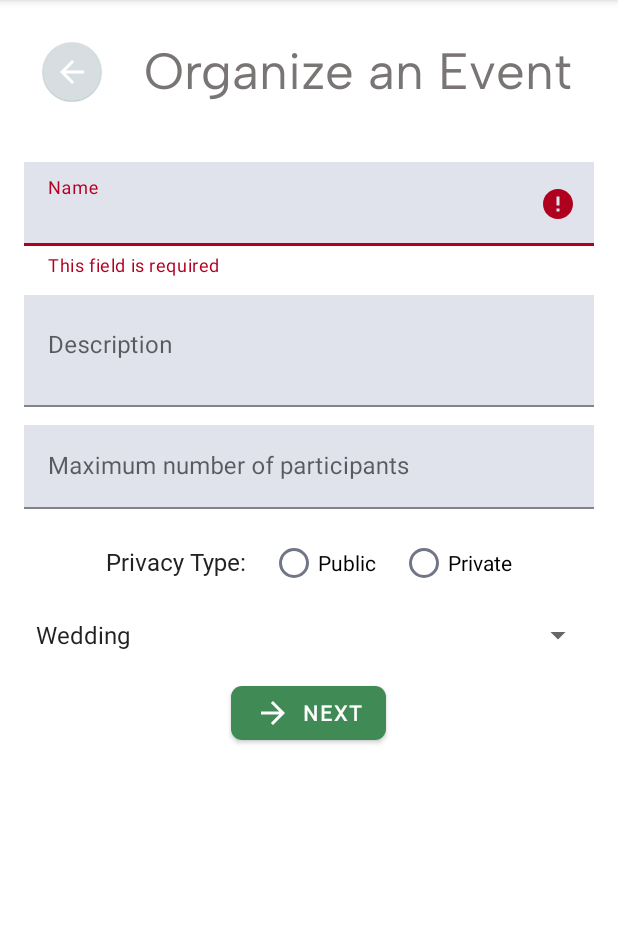
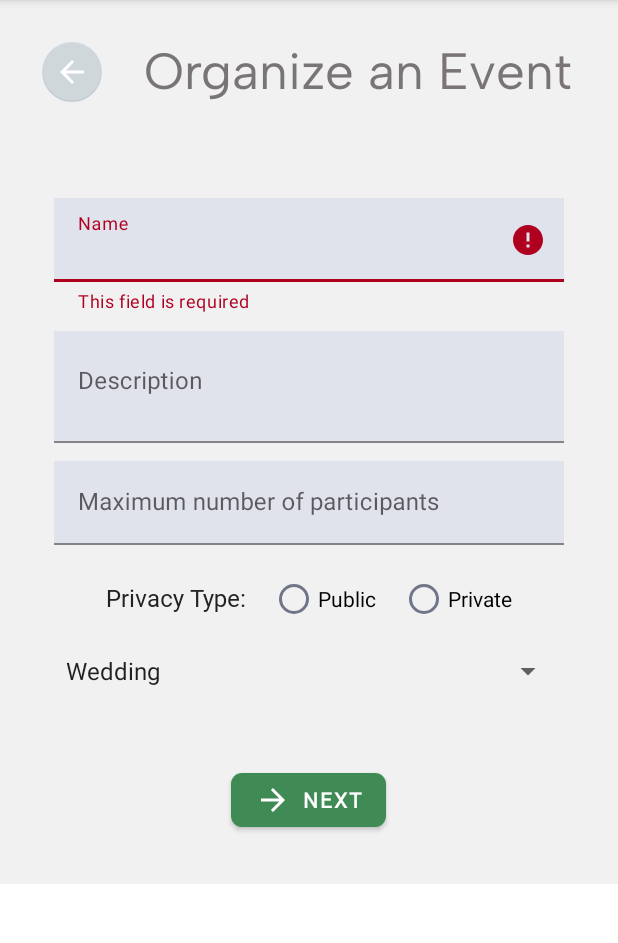
Before and after one commit to kzi-nastava/ma-project-event-planner-siit-2024-team-11, an Android app: the fragment EventOrganizationFragment shown on its own in the app's theme, on a phone screen of 412 x 824 dp, the part 84-1027 px from its top. Run offline under Robolectric (Android 15) with nearby library versions, the phone set to English and light mode, and no system bars.

Commit message:
[FIX] Styling layout changes

```diff
--- a/Eventy/app/src/main/res/layout/fragment_event_organization.xml
+++ b/Eventy/app/src/main/res/layout/fragment_event_organization.xml
@@ -11,7 +11,8 @@
         android:layout_height="wrap_content"
         android:padding="16dp"
         android:orientation="vertical"
-        android:gravity="center">
+        android:gravity="center"
+        android:background="@color/background_color">
 
         <!-- Top bar with back button and title -->
         <LinearLayout
@@ -52,9 +53,10 @@
             android:id="@+id/formContainer"
             android:layout_width="match_parent"
             android:layout_height="0dp"
-            android:layout_marginTop="16dp"
-            android:layout_marginBottom="16dp"
-            android:layout_weight="1" />
+            android:layout_marginTop="20dp"
+            android:layout_marginBottom="30dp"
+            android:layout_weight="1"
+            android:padding="20dp"/>
 
         <!-- Centered button at the bottom -->
         <com.google.android.material.button.MaterialButton
```
